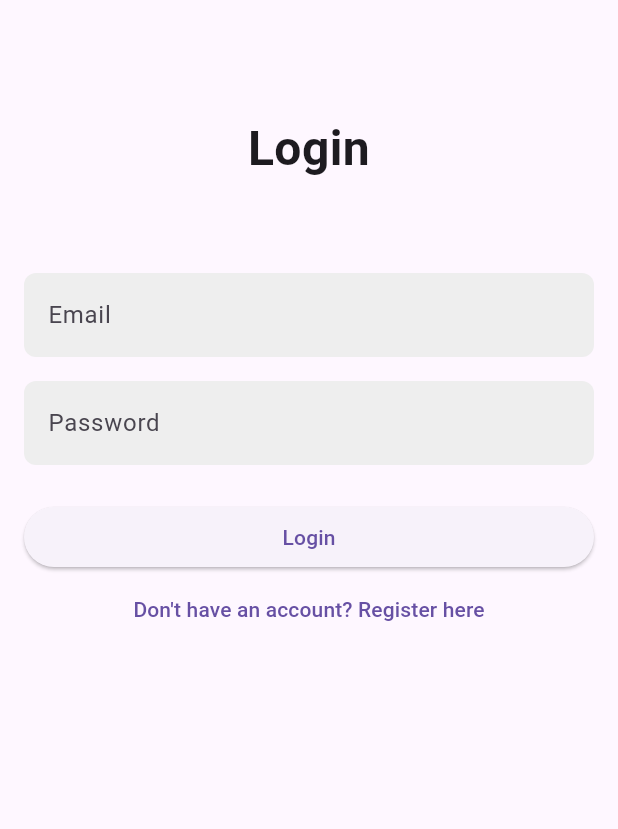
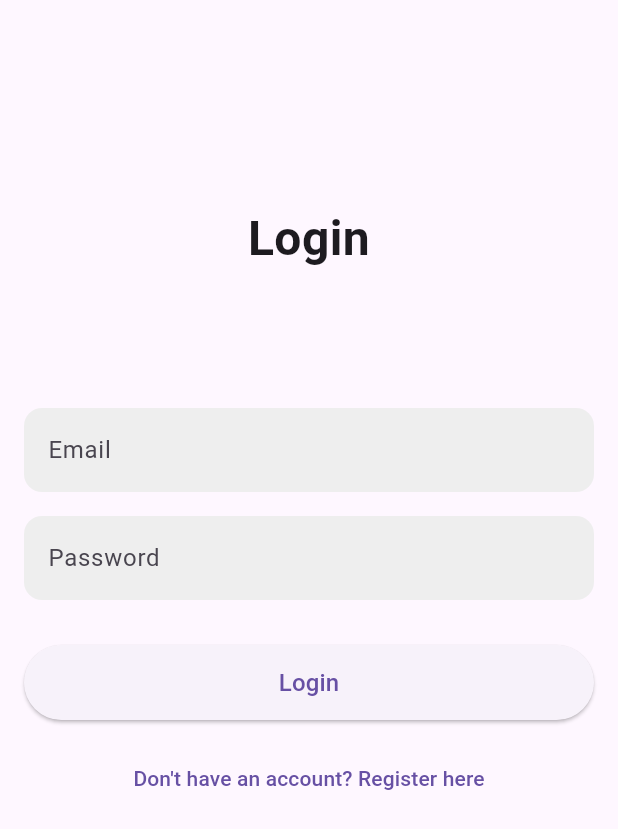
Before and after one commit to MarkPeter19/DocChat, a Flutter app: the screen it shows after launch, on a phone screen of 412 x 824 dp. Shown: the top 829 px of the screen. Run offline on Flutter 3.47's test engine with Material 3 defaults, Android fonts, the phone set to English and light mode, and no system bars; our stand-ins replace cloud_firestore, file_picker, firebase_auth, firebase_core, firebase_storage, image_picker; missing offline and left inert: advance_pdf_viewer2; accounts and stored records are empty.

Commit message:
Added better UI to login/register

```diff
--- a/Client/lib/screens/AuthScreens/LoginScreen.dart
+++ b/Client/lib/screens/AuthScreens/LoginScreen.dart
@@ -88,7 +88,7 @@ class _LoginScreenState extends State<LoginScreen> {
             mainAxisAlignment: MainAxisAlignment.center,
             crossAxisAlignment: CrossAxisAlignment.stretch,
             children: <Widget>[
-              SizedBox(height: 60.0),
+              SizedBox(height: 120.0),
               Text(
                 'Login',
                 style: TextStyle(
@@ -97,7 +97,7 @@ class _LoginScreenState extends State<LoginScreen> {
                 ),
                 textAlign: TextAlign.center,
               ),
-              SizedBox(height: 60.0),
+              SizedBox(height: 90.0),
               TextFormField(
                 controller: _emailController,
                 decoration: InputDecoration(
@@ -105,7 +105,7 @@ class _LoginScreenState extends State<LoginScreen> {
                   filled: true,
                   fillColor: Colors.grey[200],
                   border: OutlineInputBorder(
-                    borderRadius: BorderRadius.circular(8.0),
+                    borderRadius: BorderRadius.circular(12.0),
                     borderSide: BorderSide.none,
                   ),
                 ),
@@ -119,17 +119,26 @@ class _LoginScreenState extends State<LoginScreen> {
                   filled: true,
                   fillColor: Colors.grey[200],
                   border: OutlineInputBorder(
-                    borderRadius: BorderRadius.circular(8.0),
+                    borderRadius: BorderRadius.circular(12.0),
                     borderSide: BorderSide.none,
                   ),
                 ),
                 obscureText: true,
               ),
-              SizedBox(height: 24.0),
+              SizedBox(height: 30.0),
               ElevatedButton(
-                child: Text('Login'),
-                onPressed: _login, // Bejelentkezés kezelése
+                style: ButtonStyle(
+                  fixedSize: MaterialStateProperty.all<Size>(
+                    Size(double.infinity, 50),
+                  ),
+                ),
+                child: Text(
+                  'Login',
+                  style: TextStyle(fontSize: 16),
+                ),
+                onPressed: _login,
               ),
+              SizedBox(height: 15.0),
               TextButton(
                 child: Text('Don\'t have an account? Register here'),
                 onPressed: () {
```
Also changed, not shown: Client/lib/screens/AuthScreens/RegisterScreen.dart (+12 -3 lines).
